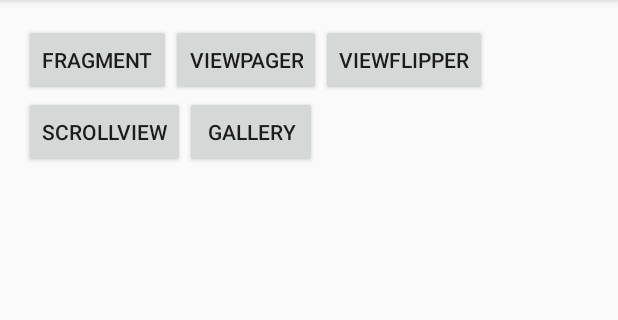
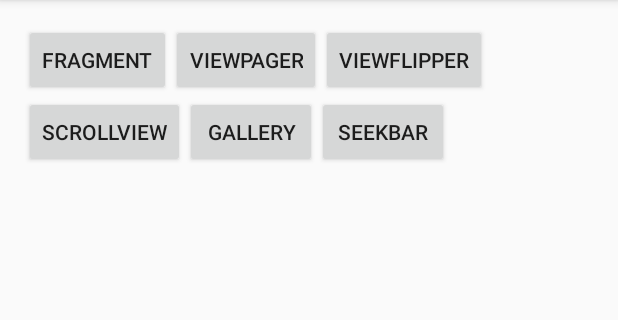
Before and after one commit to Gyps0phila/FirstTest, an Android app: the screen it shows after launch (MainActivity), on a phone screen of 412 x 824 dp, the part 84-404 px from its top. Run offline under Robolectric (Android 15) with nearby library versions, the phone set to English and light mode, and no system bars.

Commit message:
add seekbar

```diff
--- a/src/main/AndroidManifest.xml
+++ b/src/main/AndroidManifest.xml
@@ -20,6 +20,7 @@
         <activity android:name="com.example.gypsophila.viewflipper.ViewFlipperAty"/>
         <activity android:name="com.example.gypsophila.scrollview.ScrollViewAty"/>
         <activity android:name="com.example.gypsophila.gallery.GalleryAty"/>
+        <activity android:name="com.example.gypsophila.seekbar.SeekBarAty"/>
     </application>
 
 </manifest>
--- a/src/main/java/com/example/gypsophila/dailytest/MainActivity.java
+++ b/src/main/java/com/example/gypsophila/dailytest/MainActivity.java
@@ -10,11 +10,13 @@ import android.widget.Button;
 
 import com.example.gypsophila.gallery.GalleryAty;
 import com.example.gypsophila.scrollview.ScrollViewAty;
+import com.example.gypsophila.seekbar.SeekBarAty;
 import com.example.gypsophila.viewflipper.ViewFlipperAty;
 
 
 public class MainActivity extends ActionBarActivity implements View.OnClickListener {
     private Button fragment,viewPager,btn_viewFlipper,btn_scrollView,btn_gallery;
+    private Button btn_seekBar;
     private int mark;
 
     @Override
@@ -26,10 +28,12 @@ public class MainActivity extends ActionBarActivity implements View.OnClickListe
         btn_viewFlipper = (Button) findViewById(R.id.btn_viewFlipper);
         btn_scrollView = (Button) findViewById(R.id.btn_scrollView);
         btn_gallery = (Button) findViewById(R.id.btn_gallery);
+        btn_seekBar = (Button) findViewById(R.id.btn_seekBar);
         viewPager.setOnClickListener(this);
         btn_viewFlipper.setOnClickListener(this);
         btn_scrollView.setOnClickListener(this);
         btn_gallery.setOnClickListener(this);
+        btn_seekBar.setOnClickListener(this);
 
     }
 
@@ -84,6 +88,11 @@ public class MainActivity extends ActionBarActivity implements View.OnClickListe
                 startActivity(intent);
             }
 
+            case R.id.btn_seekBar: {
+                Intent intent = new Intent(this, SeekBarAty.class);
+                startActivity(intent);
+            }
+
         }
     }
 
--- a/src/main/res/layout/activity_main.xml
+++ b/src/main/res/layout/activity_main.xml
@@ -35,5 +35,12 @@
         android:text="gallery"
         android:layout_toRightOf="@+id/btn_scrollView"
         android:layout_below="@+id/viewPager"/>
+    <Button
+        android:layout_width="wrap_content"
+        android:layout_height="wrap_content"
+        android:id="@+id/btn_seekBar"
+        android:text="seekbar"
+        android:layout_toRightOf="@+id/btn_gallery"
+        android:layout_below="@+id/btn_viewFlipper"/>
 
 </RelativeLayout>
```
Also changed, not shown: src/main/java/com/example/gypsophila/seekbar/SeekBarAty.java (added, +54 -0 lines), src/main/res/drawable/mythumb.xml (added, +16 -0 lines), src/main/res/layout/seekbar.xml (added, +22 -0 lines), src/main/res/mipmap-hdpi/normal.png (added), src/main/res/mipmap-hdpi/select.png (added), src/main/res/mipmap-mdpi/normal.png (added), src/main/res/mipmap-mdpi/select.png (added), src/main/res/mipmap-xhdpi/normal.png (added), src/main/res/mipmap-xhdpi/select.png (added), src/main/res/mipmap-xxhdpi/normal.png (added), src/main/res/mipmap-xxhdpi/select.png (added).
